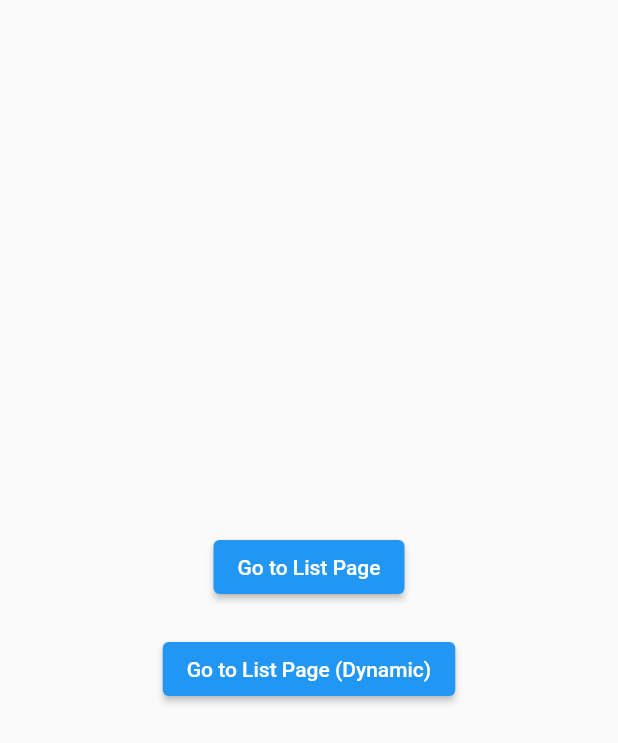
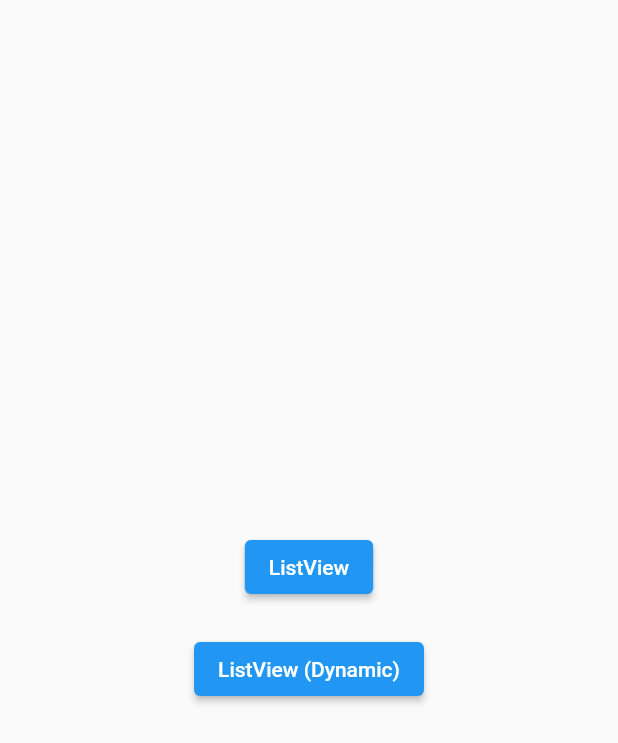
Before and after one commit to samuelchou/flutter_playground, a Flutter app: the HomePage widget shown alone on an empty page, opened directly, on a phone screen of 412 x 824 dp. Shown: the top 743 px of the screen. Run offline on Flutter 3.47's test engine with Material 2 defaults, Android fonts, the phone set to English and light mode, and no system bars.

Commit message:
refactor(list): refactor with more clean codes. Combine 2 pages into 1.

```diff
--- a/lib/listview.dart
+++ b/lib/listview.dart
@@ -17,6 +17,31 @@ void main() {
 class HomePage extends StatelessWidget {
   const HomePage({super.key});
 
+  ElevatedButton buttonWithListType(
+      BuildContext context, List<MyItem> data, ListType listType) {
+    String buttonText = '';
+    switch (listType) {
+      case ListType.static:
+        buttonText = 'ListView';
+        break;
+      case ListType.dynamic:
+        buttonText = 'ListView (Dynamic)';
+        break;
+      case ListType.dynamicWithSeparator:
+        // TODO: Handle this case.
+        break;
+    }
+    return ElevatedButton(
+        onPressed: () {
+          Navigator.push(
+              context,
+              MaterialPageRoute(
+                  builder: (context) =>
+                      ListPage(list: data, listType: listType)));
+        },
+        child: Text(buttonText));
+  }
+
   @override
   Widget build(BuildContext context) {
     List<MyItem> data = [];
@@ -30,22 +55,8 @@ class HomePage extends StatelessWidget {
         crossAxisAlignment: WrapCrossAlignment.center,
         spacing: 20,
         children: [
-          ElevatedButton(
-              onPressed: () {
-                Navigator.push(
-                    context,
-                    MaterialPageRoute(
-                        builder: (context) => ListPage(list: data)));
-              },
-              child: const Text('Go to List Page')),
-          ElevatedButton(
-              onPressed: () {
-                Navigator.push(
-                    context,
-                    MaterialPageRoute(
-                        builder: (context) => DynamicListPage(list: data)));
-              },
-              child: const Text('Go to List Page (Dynamic)')),
+          buttonWithListType(context, data, ListType.static),
+          buttonWithListType(context, data, ListType.dynamic),
         ],
       ),
     );
@@ -59,13 +70,38 @@ class MyItem {
   MyItem(this.name, this.notes);
 }
 
+enum ListType { static, dynamic, dynamicWithSeparator }
+
 class ListPage extends StatelessWidget {
   final List<MyItem> list;
+  final ListType listType;
 
-  const ListPage({Key? key, required this.list}) : super(key: key);
+  const ListPage({Key? key, required this.list, required this.listType})
+      : super(key: key);
 
   @override
   Widget build(BuildContext context) {
+    Widget? body;
+    switch (listType) {
+      case ListType.static:
+        body = generateStaticList();
+        break;
+      case ListType.dynamic:
+        body = generateDynamicList();
+        break;
+      case ListType.dynamicWithSeparator:
+        // TODO: Handle this case.
+        break;
+    }
+
+    return Scaffold(
+      appBar: AppBar(title: const Text('List Page')),
+      // body: ListView(children: widgetList,),
+      body: body ?? const Text('no data!'),
+    );
+  }
+
+  Widget generateStaticList() {
     List<ListTile> widgetList = <ListTile>[];
     for (int i = 0; i < list.length; i++) {
       var item = list[i];
@@ -85,24 +121,14 @@ class ListPage extends StatelessWidget {
       ));
     }
     var newTiles = ListTile.divideTiles(tiles: widgetList, color: Colors.pink);
-    return Scaffold(
-      appBar: AppBar(title: const Text('List Page')),
-      // body: ListView(children: widgetList,),
-      body: ListView(
-        children: newTiles.toList(),
-      ),
+    // return ListView(children: widgetList,);
+    return ListView(
+      children: newTiles.toList(),
     );
   }
-}
 
-class DynamicListPage extends StatelessWidget {
-  final List<MyItem> list;
-
-  const DynamicListPage({Key? key, required this.list}) : super(key: key);
-
-  @override
-  Widget build(BuildContext context) {
-    ListView listView = ListView.builder(
+  Widget generateDynamicList() {
+    return ListView.builder(
         itemCount: list.length,
         itemBuilder: (BuildContext context, int i) {
           var item = list[i];
@@ -121,9 +147,5 @@ class DynamicListPage extends StatelessWidget {
             },
           );
         });
-    return Scaffold(
-      appBar: AppBar(title: const Text('List Page')),
-      body: listView,
-    );
   }
 }
```
